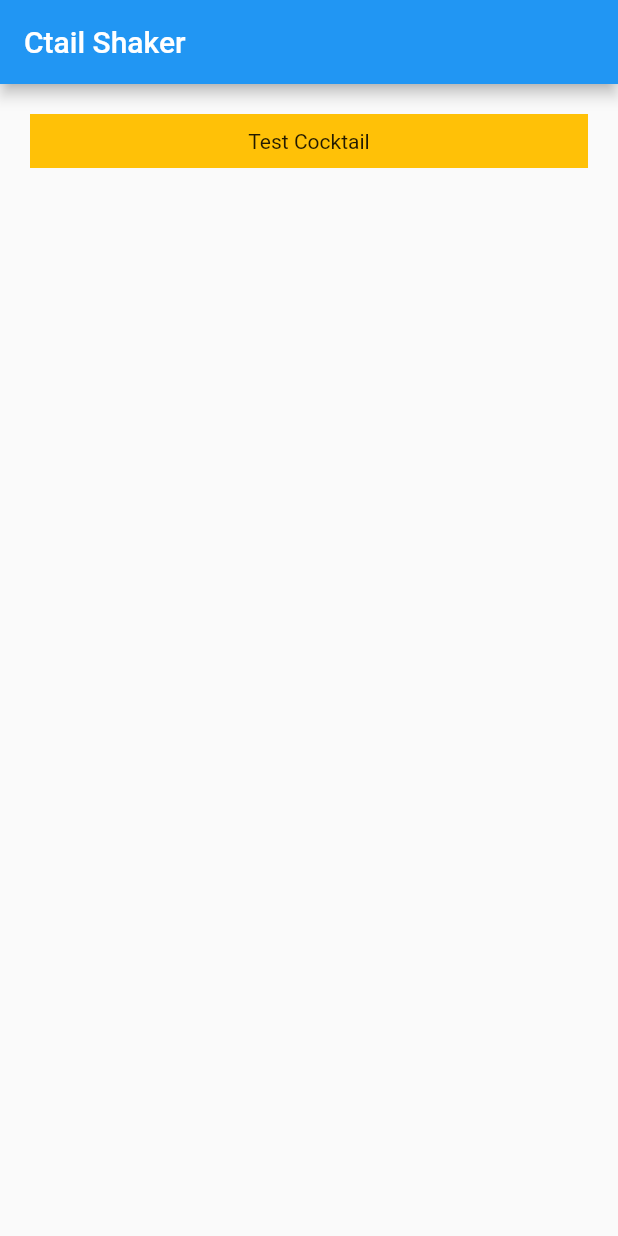
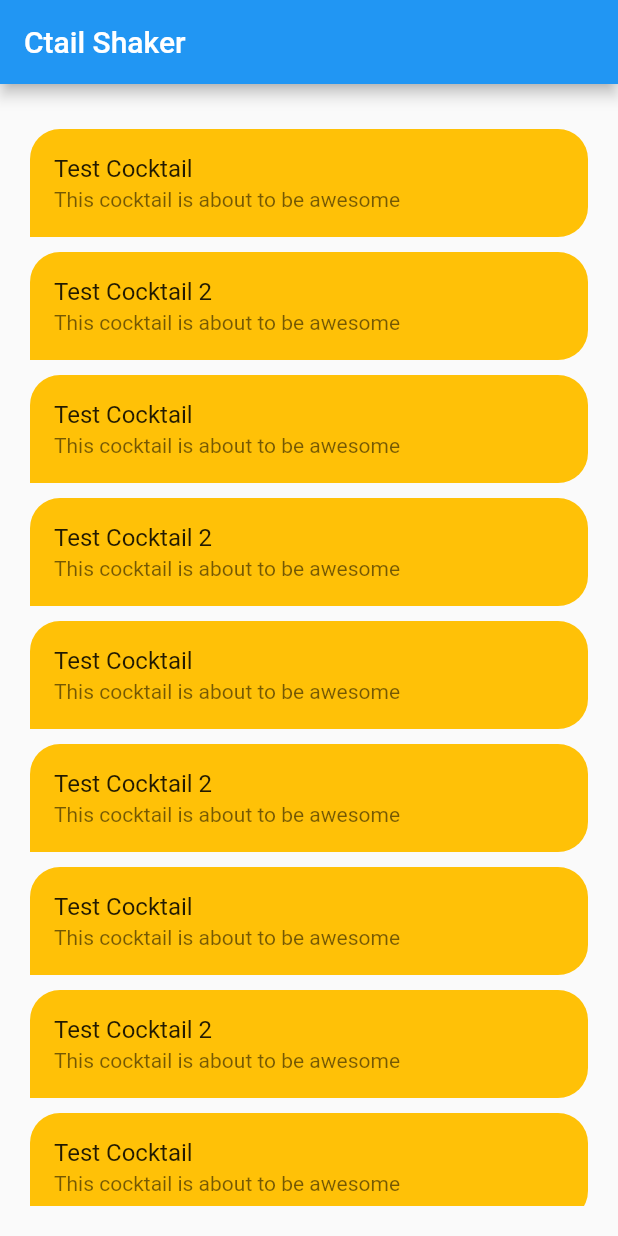
Before and after one commit to flamingdarts/ctail_shaker, a Flutter app: the screen it shows after launch, on a phone screen of 412 x 824 dp. Run offline on Flutter 3.47's test engine with Material 2 defaults, Android fonts, the phone set to English and light mode, and no system bars; our stand-ins replace flutter_redux, redux; missing offline and left inert: redux_logging.

Commit message:
add styling to cocktail list

```diff
--- a/lib/actions/actions.dart
+++ b/lib/actions/actions.dart
@@ -1,7 +1,7 @@
 import 'package:ctail_shaker/models/cocktail.dart';
 
 class AddCocktail {
-  final Cocktail cocktail;
+  final List<Cocktail> cocktails;
 
-  AddCocktail(this.cocktail);
+  AddCocktail(this.cocktails);
 }
--- a/lib/cocktail_display_model.dart
+++ b/lib/cocktail_display_model.dart
@@ -1,19 +1,37 @@
 import 'package:flutter/material.dart';
-import 'package:flutter_redux/flutter_redux.dart';
 import 'package:flutter_redux/flutter_redux.dart';
 import 'package:redux/redux.dart';
 import 'models/app_state.dart';
 
 import 'selectors/cocktail_selector.dart';
+import 'models/cocktail.dart';
 
-class CocktailDisplayModel extends StatelessWidget {
+class CocktailList extends StatelessWidget {
 
   @override
   Widget build(BuildContext context) {
-   return StoreConnector<AppState, String>(
-     converter: (Store<AppState> store) => cocktailNameSelector(store.state.cocktail),
-     builder: (BuildContext context, String name) {
-       return Text(name);
+   return StoreConnector<AppState, List<Cocktail>>(
+     converter: (Store<AppState> store) => cocktailNameSelector(store.state.cocktails),
+     builder: (BuildContext context, List<Cocktail> cocktails) {
+       return ListView.builder(
+         itemCount: cocktails.length,
+         itemBuilder: (context, index) {
+           return Container(
+             margin: EdgeInsets.only(top: 10),
+             decoration: BoxDecoration(
+               color: Colors.amber,
+               borderRadius: BorderRadius.only(topLeft: Radius.circular(20), topRight: Radius.circular(20), bottomRight: Radius.circular(20)),
+             ),
+             child:  ListTile(
+               title: Text(cocktails[index].name),
+               subtitle: Text(cocktails[index].description),
+               shape: RoundedRectangleBorder(
+                 borderRadius: BorderRadius.horizontal(right: Radius.circular(300)),
+               ),
+             ),
+           );
+         },
+       );
      },
    );
   }
--- a/lib/main.dart
+++ b/lib/main.dart
@@ -10,9 +10,72 @@ import 'cocktail_display_model.dart';
 
 void main() {
   final initialState = AppState(
-    cocktail: Cocktail(
-      name: "Test Cocktail"
+      cocktails: [
+        Cocktail(
+          name: "Test Cocktail",
+          description: "This cocktail is about to be awesome",
         ),
+        Cocktail(
+          name: "Test Cocktail 2",
+          description: "This cocktail is about to be awesome",
+        ),
+        Cocktail(
+          name: "Test Cocktail",
+          description: "This cocktail is about to be awesome",
+        ),
+        Cocktail(
+          name: "Test Cocktail 2",
+          description: "This cocktail is about to be awesome",
+        ),
+        Cocktail(
+          name: "Test Cocktail",
+          description: "This cocktail is about to be awesome",
+        ),
+        Cocktail(
+          name: "Test Cocktail 2",
+          description: "This cocktail is about to be awesome",
+        ),
+        Cocktail(
+          name: "Test Cocktail",
+          description: "This cocktail is about to be awesome",
+        ),
+        Cocktail(
+          name: "Test Cocktail 2",
+          description: "This cocktail is about to be awesome",
+        ),
+        Cocktail(
+          name: "Test Cocktail",
+          description: "This cocktail is about to be awesome",
+        ),
+        Cocktail(
+          name: "Test Cocktail 2",
+          description: "This cocktail is about to be awesome",
+        ),
+        Cocktail(
+          name: "Test Cocktail",
+          description: "This cocktail is about to be awesome",
+        ),
+        Cocktail(
+          name: "Test Cocktail 2",
+          description: "This cocktail is about to be awesome",
+        ),
+        Cocktail(
+          name: "Test Cocktail",
+          description: "This cocktail is about to be awesome",
+        ),
+        Cocktail(
+          name: "Test Cocktail 2",
+          description: "This cocktail is about to be awesome",
+        ),
+        Cocktail(
+          name: "Test Cocktail",
+          description: "This cocktail is about to be awesome",
+        ),
+        Cocktail(
+          name: "Test Cocktail 2",
+          description: "This cocktail is about to be awesome",
+        ),
+      ]
   );
 
   final store = Store<AppState>(
@@ -37,19 +100,7 @@ class MyApp extends StatelessWidget {
         ),
         body: Padding(
           padding: EdgeInsets.all(20),
-         child: ListView(
-           children: <Widget>[
-             Container(
-               color: Colors.amber,
-               padding: EdgeInsets.only(top: 10, bottom: 10),
-               child: Column(
-                 children: <Widget>[
-                   CocktailDisplayModel(),
-                 ],
-               ),
-             )
-           ],
-         ),
+          child: CocktailList(),
         ),
       ),
     );
--- a/lib/models/app_state.dart
+++ b/lib/models/app_state.dart
@@ -6,14 +6,14 @@ import 'cocktail.dart';
 
 @immutable
 class AppState {
-  final Cocktail cocktail;
+  final List<Cocktail> cocktails;
 
   const AppState({
-    @required this.cocktail,
+    @required this.cocktails,
   });
 
   dynamic toJson() => {
-    'cocktail': cocktail,
+    'cocktail': cocktails,
   };
 
   @override
--- a/lib/models/cocktail.dart
+++ b/lib/models/cocktail.dart
@@ -4,17 +4,20 @@ import 'package:meta/meta.dart';
 @immutable
 class Cocktail {
   final String name;
+  final String description;
 
-  const Cocktail({@required this.name});
+  const Cocktail({@required this.name, @required this.description});
 
-  Cocktail copyWith({String name}) {
+  Cocktail copyWith({String name, String description}) {
     return Cocktail(
       name: name ?? this.name,
+      description: description ?? this.description,
     );
   }
 
   dynamic toJson() => {
         'name': name,
+        'description': description,
       };
 
   @override
--- a/lib/reducers/app_reducer.dart
+++ b/lib/reducers/app_reducer.dart
@@ -3,6 +3,6 @@ import '../reducers/cocktail_reducer.dart';
 
 AppState appReducer(AppState state, action) {
   return AppState(
-    cocktail: cocktailReducer(state.cocktail, action),
+    cocktails: cocktailReducer(state.cocktails, action),
   );
 }
--- a/lib/reducers/cocktail_reducer.dart
+++ b/lib/reducers/cocktail_reducer.dart
@@ -2,8 +2,8 @@ import 'package:ctail_shaker/models/cocktail.dart';
 import 'package:redux/redux.dart';
 import 'package:ctail_shaker/actions/actions.dart';
 
-final cocktailReducer = TypedReducer<Cocktail, AddCocktail>(_addCocktailReducer);
+final cocktailReducer = TypedReducer<List<Cocktail>, AddCocktail>(_addCocktailReducer);
 
-Cocktail _addCocktailReducer(Cocktail state, AddCocktail action) {
-  return action.cocktail;
+List<Cocktail> _addCocktailReducer(List<Cocktail> cocktails, AddCocktail action) {
+  return action.cocktails;
 }
--- a/lib/selectors/cocktail_selector.dart
+++ b/lib/selectors/cocktail_selector.dart
@@ -1,5 +1,5 @@
 import 'package:ctail_shaker/models/models.dart';
 
-cocktailNameSelector(Cocktail cocktail) {
-  return cocktail.name;
+cocktailNameSelector(List<Cocktail> cocktails) {
+  return cocktails;
 }
```
Also changed, not shown: 1 other file. Lines whose indentation alone changed are shown as unchanged.
